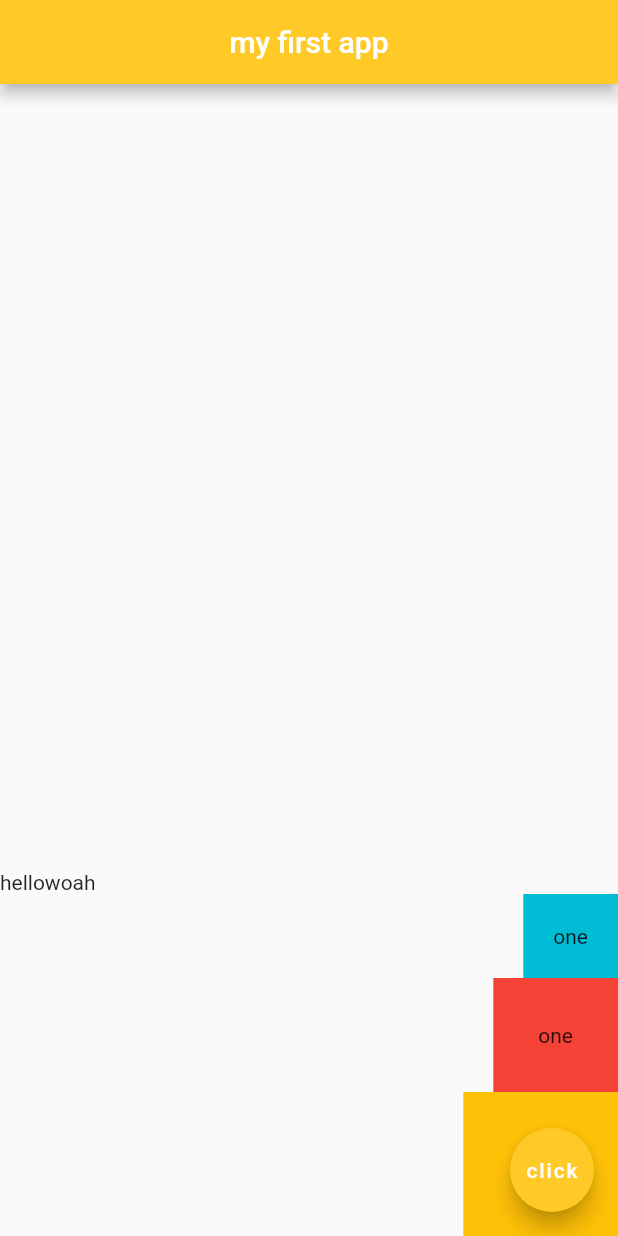
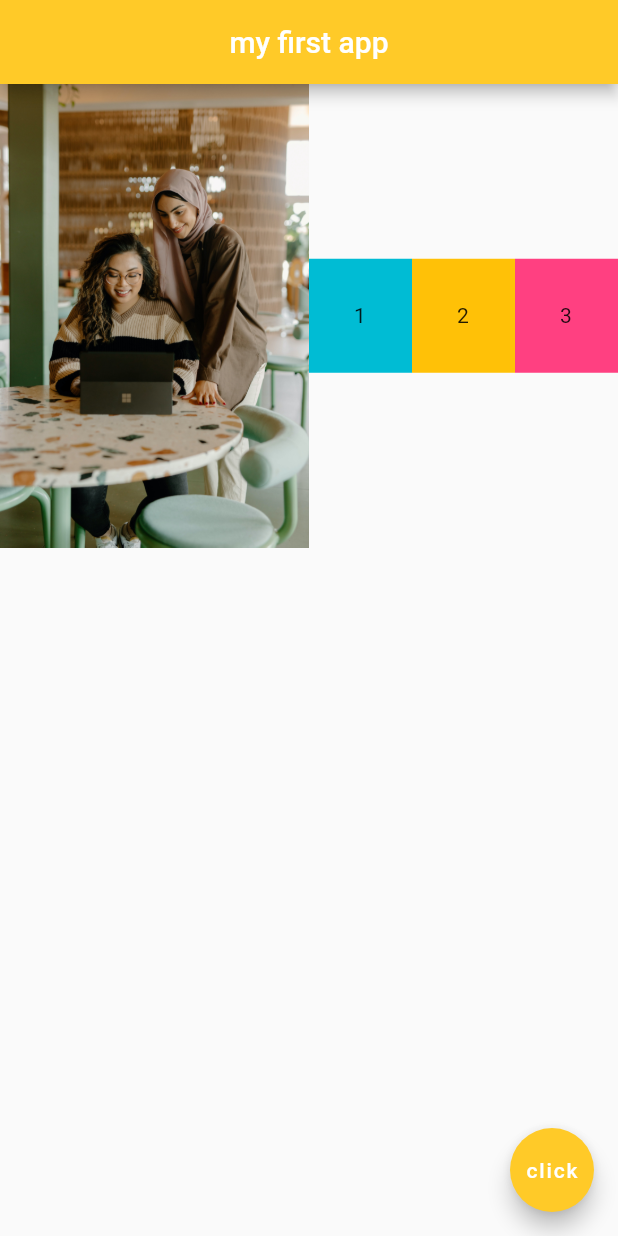
Before and after one commit to AkmalSab/learn_flutter, a Flutter app: the screen it shows after launch, on a phone screen of 412 x 824 dp. Run offline on Flutter 3.47's test engine with Material 2 defaults, Android fonts, the phone set to English and light mode, and no system bars.

Commit message:
#14 - Expanded Widgets

```diff
--- a/lib/main.dart
+++ b/lib/main.dart
@@ -15,32 +15,36 @@ class Home extends StatelessWidget {
         centerTitle: true,
         backgroundColor: Colors.amber[400],
       ),
-      body: Column(
-        mainAxisAlignment: MainAxisAlignment.end,
-        crossAxisAlignment: CrossAxisAlignment.end,
+      body: Row(
         children: [
-          Row(
-            children: [
-              Text('hello'),
-              Text('woah'),
-            ],
+          Expanded(
+            flex: 3,
+            child: Image.asset('assets/1.jpg'),
           ),
-          Container(
-            padding: EdgeInsets.all(20.0),
-            color: Colors.cyan,
-            child: Text('one'),
+          Expanded(
+            flex: 1,
+            child: Container(
+              padding: EdgeInsets.all(30.0),
+              color: Colors.cyan,
+              child: Text('1'),
+            ),
           ),
-          Container(
-            padding: EdgeInsets.all(30.0),
-            color: Colors.red,
-            child: Text('one'),
+          Expanded(
+            flex: 1,
+            child: Container(
+              padding: EdgeInsets.all(30.0),
+              color: Colors.amber,
+              child: Text('2'),
+            ),
           ),
-          Container(
-            padding: EdgeInsets.all(40.0),
-            color: Colors.amber,
-            child: Text('one'),
+          Expanded(
+            flex: 1,
+            child: Container(
+              padding: EdgeInsets.all(30.0),
+              color: Colors.pinkAccent,
+              child: Text('3'),
+            ),
           ),
-
         ],
       ),
       floatingActionButton: FloatingActionButton(
```
